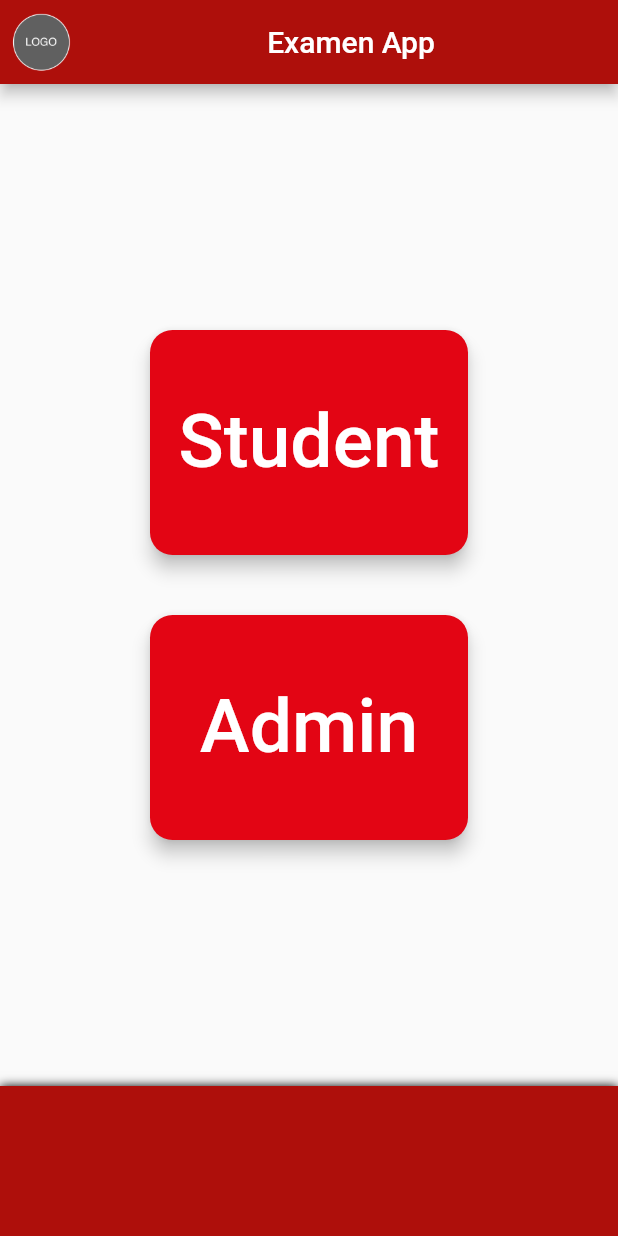
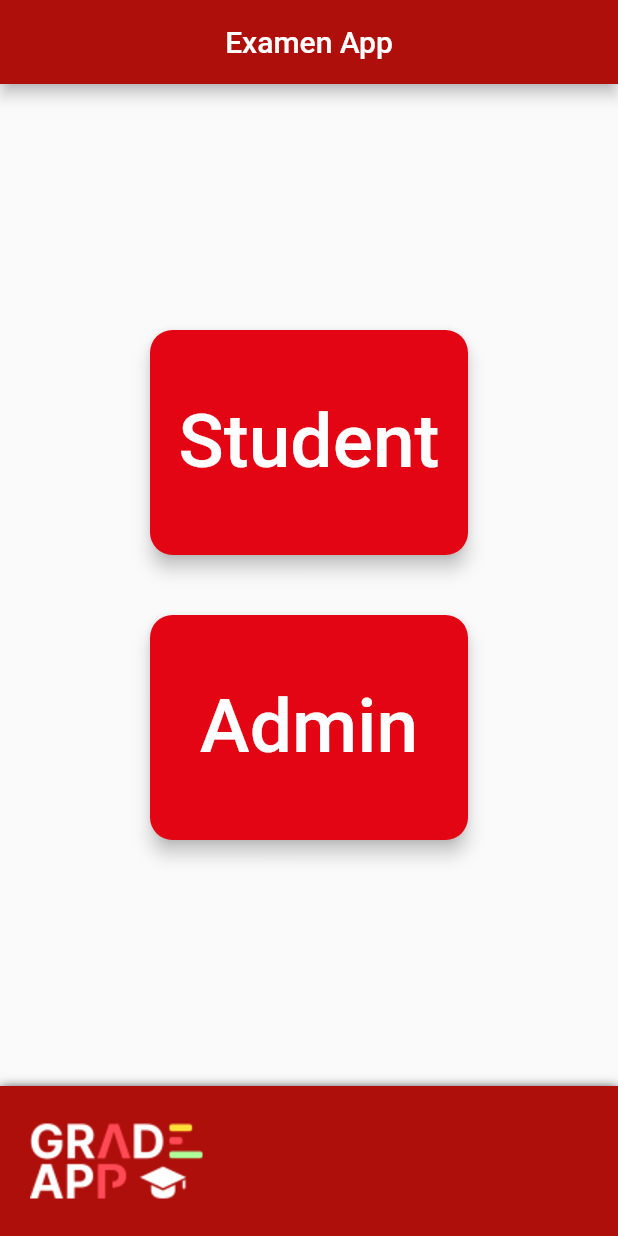
Before and after one commit to EvertBt/Project-Intro-Mobile-3, a Flutter app: the AdminStart screen opened directly, item 3 of the bottom bar chosen, after a tap on "Wijzig wachtwoord", after a tap on the "home" icon, on a phone screen of 412 x 824 dp. Run offline on Flutter 3.47's test engine with Material 2 defaults, Android fonts, the light colour scheme and no system bars.

Commit message:
Add logo + remove animation for homepage

```diff
--- a/examen_app/lib/admin_start.dart
+++ b/examen_app/lib/admin_start.dart
@@ -33,10 +33,16 @@ class _AdminStart extends State<AdminStart> {
             Container(
                 width: 100.0,
                 height: 57.0,
+                padding: const EdgeInsets.only(left: 10.0),
                 decoration: const BoxDecoration(
                   color: Color.fromARGB(255, 174, 15, 11),
                 ),
-                child: const Image(image: AssetImage('assets/logo.png'))),
+                child: const Image(
+                  image: AssetImage('assets/logosmall.png'),
+                  isAntiAlias: true,
+                  filterQuality: FilterQuality.high,
+                )
+            ),
             Expanded(
               child: BottomNavigationBar(
                 elevation: 0,
--- a/examen_app/lib/changepassword.dart
+++ b/examen_app/lib/changepassword.dart
@@ -55,7 +55,7 @@ class _ChangePassword extends State<ChangePassword> {
         oldPassword = null;
         newPassword = null;
         confirmNewPassword = null;
-        successMessage = "Wacthwoord succesvol veranderd";
+        successMessage = "Wachtwoord succesvol gewijzigd";
         //Nieuw wachtwoord in firebase opslagen
       }
     });
--- a/examen_app/lib/home.dart
+++ b/examen_app/lib/home.dart
@@ -8,9 +8,7 @@ class Home extends StatelessWidget {
   Widget build(BuildContext context) {
     return Scaffold(
         appBar: AppBar(
-          leading: const Image(
-            image: AssetImage('assets/logo.png'),
-          ),
+          automaticallyImplyLeading: false,
           title: const Center(child: Text('Examen App')),
           backgroundColor: const Color.fromARGB(255, 174, 15, 11),
         ),
@@ -47,7 +45,7 @@ class Home extends StatelessWidget {
               child: ElevatedButton(
                   onPressed: () {
                     Navigator.push(context,
-                        MaterialPageRoute(builder: (context) => const Login()));
+                        NoAnimationMaterialPageRoute(builder: (context) => const Login()));
                   },
                   style: ElevatedButton.styleFrom(
                     primary: const Color.fromARGB(255, 227, 5, 20),
@@ -66,9 +64,35 @@ class Home extends StatelessWidget {
         )),
         bottomNavigationBar: Container(
           height: 100.0,
+          padding: const EdgeInsets.only(left: 20.0),
           decoration: const BoxDecoration(
               color: Color.fromARGB(255, 174, 15, 11),
-              boxShadow: [BoxShadow(blurRadius: 5.0)]),
+              boxShadow: [BoxShadow(blurRadius: 6.0, offset: Offset(0, 2.0))]),
+          child: Row(
+            children: const [
+              Image(
+            image: AssetImage('assets/logosmall.png'), isAntiAlias: true, filterQuality: FilterQuality.high, height: 50.0,),
+            ],
+          )
         ));
   }
 }
+
+class NoAnimationMaterialPageRoute<T> extends MaterialPageRoute<T> {
+  NoAnimationMaterialPageRoute({
+    required WidgetBuilder builder,
+    RouteSettings? settings,
+    bool maintainState = true,
+    bool fullscreenDialog = false,
+  }) : super(
+            builder: builder,
+            maintainState: maintainState,
+            settings: settings,
+            fullscreenDialog: fullscreenDialog);
+
+  @override
+  Widget buildTransitions(BuildContext context, Animation<double> animation,
+      Animation<double> secondaryAnimation, Widget child) {
+    return child;
+  }
+}
--- a/examen_app/lib/login.dart
+++ b/examen_app/lib/login.dart
@@ -86,9 +86,16 @@ class _LoginState extends State<Login> {
         )),
         bottomNavigationBar: Container(
           height: 100.0,
+          padding: const EdgeInsets.only(left: 20.0),
           decoration: const BoxDecoration(
               color: Color.fromARGB(255, 174, 15, 11),
-              boxShadow: [BoxShadow(blurRadius: 5.0)]),
+              boxShadow: [BoxShadow(blurRadius: 6.0, offset: Offset(0, 2.0))]),
+          child: Row(
+            children: const [
+              Image(
+            image: AssetImage('assets/logosmall.png'), isAntiAlias: true, filterQuality: FilterQuality.high, height: 50.0,),
+            ],
+          )
         ));
   }
 }
```
Also changed, not shown: examen_app/assets/logo.png, examen_app/assets/logosmall.png (added).
